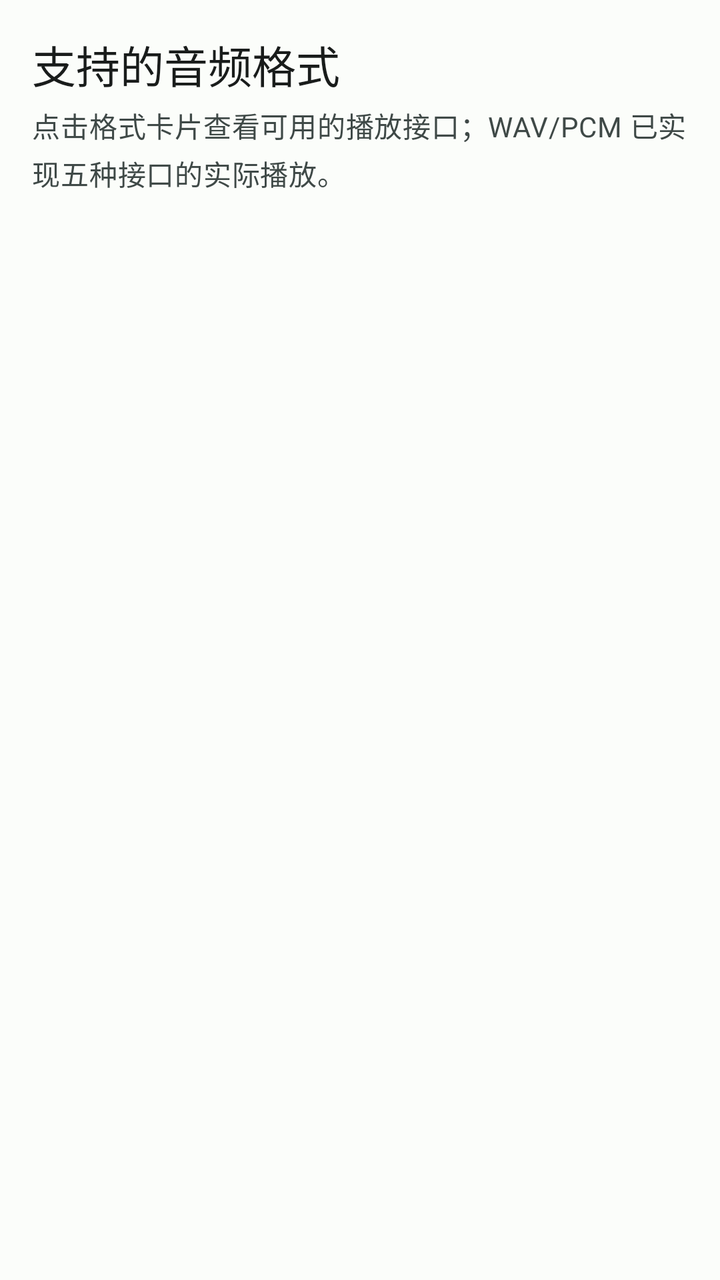
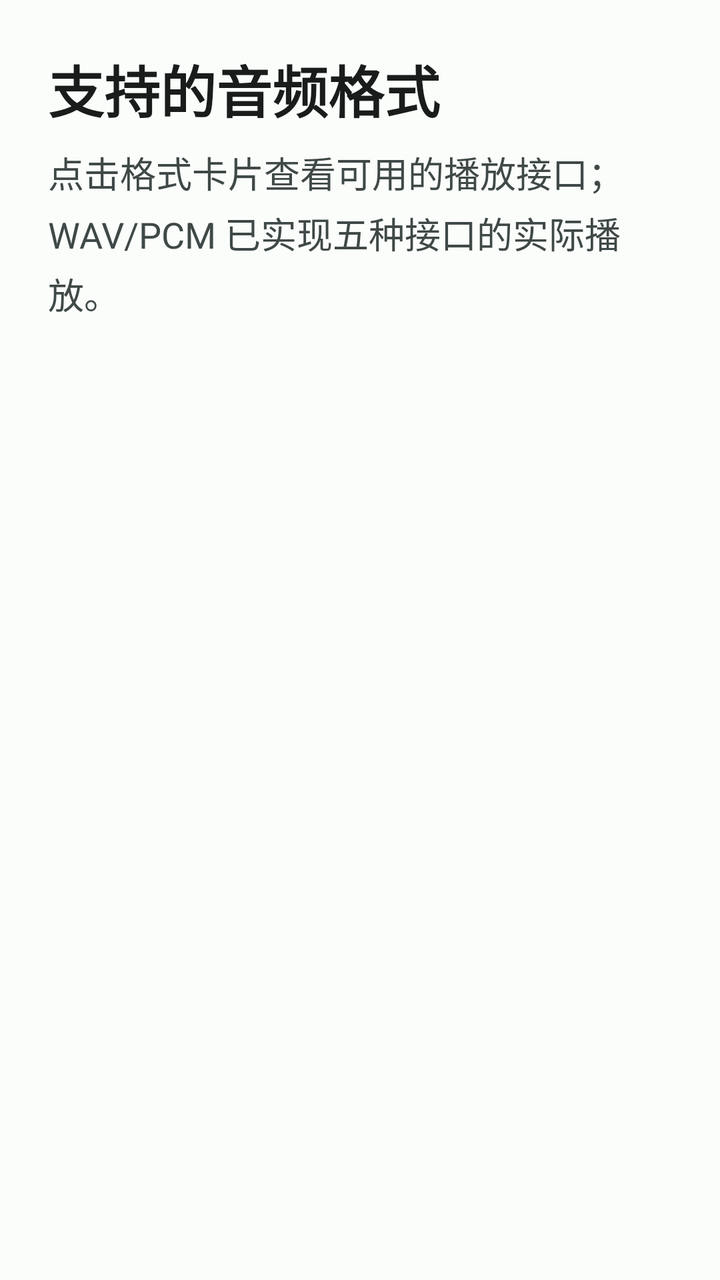

Before-and-after screenshots of an Android layout around one commit, followed by the original layout XML and the change that was made.
<!-- AndroidManifest.xml: application theme Theme.AudioDecodeTestApp -->
<!-- res/layout/fragment_home.xml -->
<?xml version="1.0" encoding="utf-8"?>
<LinearLayout xmlns:android="http://schemas.android.com/apk/res/android"
    android:layout_width="match_parent"
    android:layout_height="match_parent"
    android:orientation="vertical"
    android:paddingStart="16dp"
    android:paddingEnd="16dp"
    android:paddingTop="16dp"
    android:paddingBottom="8dp">

    <TextView
        android:id="@+id/home_title"
        android:layout_width="wrap_content"
        android:layout_height="wrap_content"
        android:text="@string/home_title"
        android:textAppearance="?attr/textAppearanceTitleLarge"
        android:textColor="@color/on_background" />

    <TextView
        android:id="@+id/home_subtitle"
        android:layout_width="match_parent"
        android:layout_height="wrap_content"
        android:layout_marginTop="4dp"
        android:text="@string/home_subtitle"
        android:textAppearance="?attr/textAppearanceBodyMedium"
        android:textColor="@color/on_surface_variant" />

    <androidx.recyclerview.widget.RecyclerView
        android:id="@+id/recycler_formats"
        android:layout_width="match_parent"
        android:layout_height="0dp"
        android:layout_weight="1"
        android:layout_marginTop="12dp"
        android:clipToPadding="false"
        android:paddingBottom="8dp" />
</LinearLayout>
<!-- resources referenced by this layout -->
<resources>
  <color name="on_background">#191C1B</color>
  <color name="on_surface_variant">#3F4947</color>
  <string name="home_subtitle">点击格式卡片查看可用的播放接口；WAV/PCM 已实现五种接口的实际播放。</string>
  <string name="home_title">支持的音频格式</string>
  <style name="Theme.AudioDecodeTestApp" parent="Theme.Material3.DayNight.NoActionBar">
          <item name="colorPrimary">@color/primary</item>
          <item name="colorOnPrimary">@color/on_primary</item>
          <item name="colorPrimaryContainer">@color/primary_container</item>
          <item name="colorOnPrimaryContainer">@color/on_primary_container</item>
          <item name="colorSecondary">@color/secondary</item>
          <item name="colorOnSecondary">@color/on_secondary</item>
          <item name="android:colorBackground">@color/background</item>
          <item name="colorOnBackground">@color/on_background</item>
          <item name="colorSurface">@color/surface</item>
          <item name="colorOnSurface">@color/on_surface</item>
          <item name="colorSurfaceVariant">@color/surface_variant</item>
          <item name="colorOnSurfaceVariant">@color/on_surface_variant</item>
          <item name="android:statusBarColor">@color/primary</item>
      </style>
  <color name="primary">#006A60</color>
  <color name="on_primary">#FFFFFF</color>
  <color name="primary_container">#74F8E7</color>
  <color name="on_primary_container">#00201C</color>
  <color name="secondary">#4A635F</color>
  <color name="on_secondary">#FFFFFF</color>
  <color name="background">#FBFDFA</color>
  <color name="surface">#FBFDFA</color>
  <color name="on_surface">#191C1B</color>
  <color name="surface_variant">#DAE5E1</color>
</resources>

<!-- the commit's change to res/layout/fragment_home.xml (unified diff, before → after) -->
@@ -3,9 +3,9 @@
     android:layout_width="match_parent"
     android:layout_height="match_parent"
     android:orientation="vertical"
-    android:paddingStart="16dp"
-    android:paddingEnd="16dp"
-    android:paddingTop="16dp"
+    android:paddingStart="@dimen/screen_padding"
+    android:paddingEnd="@dimen/screen_padding"
+    android:paddingTop="@dimen/screen_padding"
     android:paddingBottom="8dp">
 
     <TextView
@@ -13,24 +13,26 @@
         android:layout_width="wrap_content"
         android:layout_height="wrap_content"
         android:text="@string/home_title"
-        android:textAppearance="?attr/textAppearanceTitleLarge"
-        android:textColor="@color/on_background" />
+        android:textColor="@color/on_background"
+        android:textSize="@dimen/text_title_large"
+        android:textStyle="bold" />
 
     <TextView
         android:id="@+id/home_subtitle"
         android:layout_width="match_parent"
         android:layout_height="wrap_content"
-        android:layout_marginTop="4dp"
+        android:layout_marginTop="8dp"
+        android:lineSpacingExtra="4dp"
         android:text="@string/home_subtitle"
-        android:textAppearance="?attr/textAppearanceBodyMedium"
-        android:textColor="@color/on_surface_variant" />
+        android:textColor="@color/on_surface_variant"
+        android:textSize="@dimen/text_body" />
 
     <androidx.recyclerview.widget.RecyclerView
         android:id="@+id/recycler_formats"
         android:layout_width="match_parent"
         android:layout_height="0dp"
         android:layout_weight="1"
-        android:layout_marginTop="12dp"
+        android:layout_marginTop="16dp"
         android:clipToPadding="false"
         android:paddingBottom="8dp" />
 </LinearLayout>
<!-- resource entries referenced after the edit -->
@@ -2,6 +2,9 @@
 <resources>
   <color name="on_background">#191C1B</color>
   <color name="on_surface_variant">#3F4947</color>
+  <dimen name="screen_padding">24dp</dimen>
+  <dimen name="text_body">18sp</dimen>
+  <dimen name="text_title_large">28sp</dimen>
   <string name="home_subtitle">点击格式卡片查看可用的播放接口；WAV/PCM 已实现五种接口的实际播放。</string>
   <string name="home_title">支持的音频格式</string>
   <style name="Theme.AudioDecodeTestApp" parent="Theme.Material3.DayNight.NoActionBar">
@@ -18,6 +21,8 @@
           <item name="colorSurfaceVariant">@color/surface_variant</item>
           <item name="colorOnSurfaceVariant">@color/on_surface_variant</item>
           <item name="android:statusBarColor">@color/primary</item>
+          <item name="android:navigationBarColor">@color/surface</item>
+          <item name="android:windowLightNavigationBar">true</item>
       </style>
   <color name="primary">#006A60</color>
   <color name="on_primary">#FFFFFF</color>
